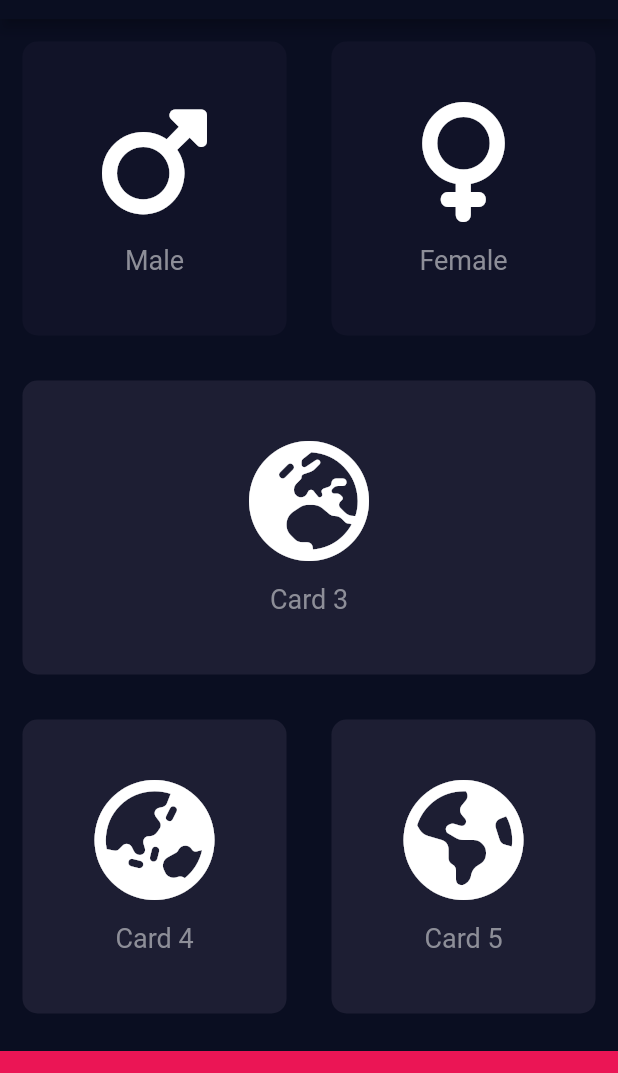
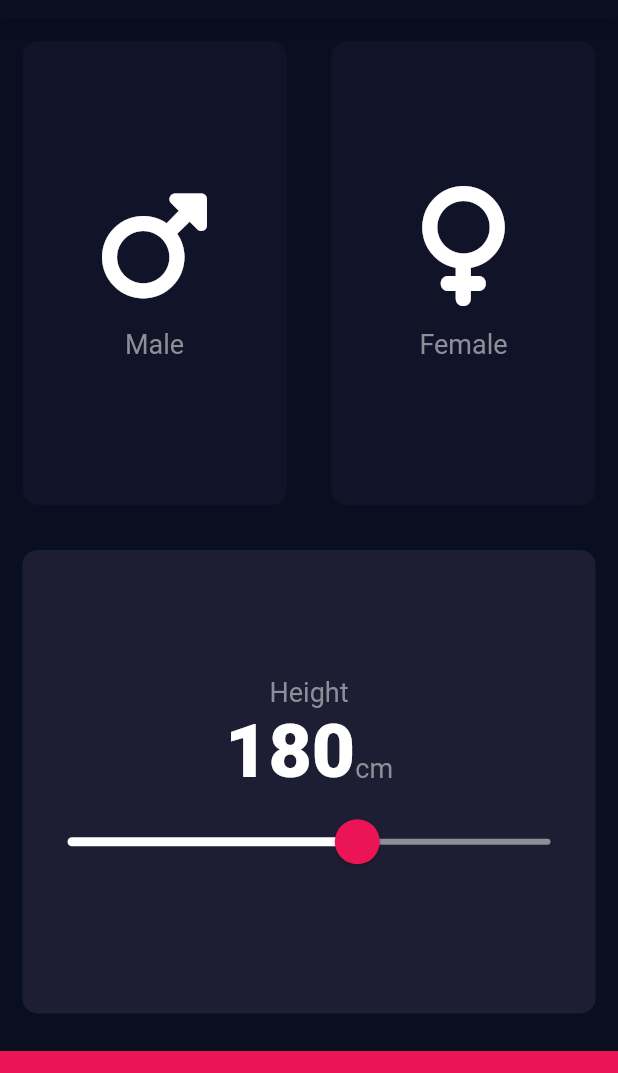
Before and after one commit to Lokie-codes/bmi_calculator_flutter, a Flutter app: the screen it shows after launch, on a phone screen of 412 x 824 dp, the part 65-1138 px from its top. Run offline on Flutter 3.47's test engine with Material 2 defaults, Android fonts, the phone set to English and light mode, and no system bars; our stand-ins replace font_awesome_flutter.

Commit message:
creating slider widget

```diff
--- /dev/null
+++ b/lib/constants.dart
@@ -0,0 +1,18 @@
+import 'package:flutter/material.dart';
+
+const kBottomContainerHeight = 80.0;
+const kActiveCardColor = Color(0xFF1D1E33);
+const kInactiveCardColor = Color(0xFF111328);
+const kActiveContainerColor = Color(0xFFEB1555);
+const kInActiveContainerColor = Color(0xFF8D8E98);
+
+const kLabelTextStyle = TextStyle(
+  fontSize: 18.0,
+  color: kInActiveContainerColor,
+);
+
+const kNumberStyle = TextStyle(
+                          fontSize: 50.0,
+                          fontWeight: FontWeight.w900,
+                        );
+enum GenderType { male, female, none }
--- a/lib/icon_content.dart
+++ b/lib/icon_content.dart
@@ -1,9 +1,5 @@
 import 'package:flutter/material.dart';
-
-const labelTextStyle = TextStyle(
-            fontSize: 18.0,
-            color: Color(0xFF8D8E98),
-          );
+import 'constants.dart';
 
 class IconContent extends StatelessWidget {
   final String label;
@@ -28,7 +24,7 @@ class IconContent extends StatelessWidget {
         ),
         Text(
           label,
-          style: labelTextStyle,
+          style: kLabelTextStyle,
         ),
       ],
     );
--- a/lib/input_page.dart
+++ b/lib/input_page.dart
@@ -2,13 +2,7 @@ import 'package:flutter/material.dart';
 import 'package:font_awesome_flutter/font_awesome_flutter.dart';
 import 'icon_content.dart';
 import 'reusable_card.dart';
-
-const bottomContainerHeight = 80.0;
-const activeCardColor = Color(0xFF1D1E33);
-const inactiveCardColor = Color(0xFF111328);
-const bottomContainerColor = Color(0xFFEB1555);
-
-enum GenderType { male, female, none }
+import 'constants.dart';
 
 class InputPage extends StatefulWidget {
   const InputPage({super.key});
@@ -19,6 +13,7 @@ class InputPage extends StatefulWidget {
 
 class _InputPageState extends State<InputPage> {
   GenderType selectedGender = GenderType.none;
+  int height = 180;
 
   @override
   Widget build(BuildContext context) {
@@ -29,88 +24,126 @@ class _InputPageState extends State<InputPage> {
         ),
       ),
       body: Column(
+        crossAxisAlignment: CrossAxisAlignment.stretch,
         children: [
           Expanded(
             child: Row(
               children: [
                 Expanded(
-                  child: GestureDetector(
-                    onTap: () => setState(() {
-                      selectedGender = GenderType.male;
-                    }),
                   child: ReusableCard(
                     colour: selectedGender == GenderType.male
-                          ? activeCardColor
-                          : inactiveCardColor,
+                        ? kActiveCardColor
+                        : kInactiveCardColor,
                     cardChild: const IconContent(
                       label: 'Male',
                       icon: FontAwesomeIcons.mars,
                     ),
-                    ),
+                    onPress: () {
+                      setState(() {
+                        selectedGender = GenderType.male;
+                      });
+                    },
                   ),
                 ),
                 Expanded(
-                  child: GestureDetector(
-                    onTap: () => setState(() {
-                      selectedGender = GenderType.female;
-                    }),
                   child: ReusableCard(
                     colour: selectedGender == GenderType.female
-                          ? activeCardColor
-                          : inactiveCardColor,
+                        ? kActiveCardColor
+                        : kInactiveCardColor,
                     cardChild: const IconContent(
                       label: 'Female',
                       icon: FontAwesomeIcons.venus,
                     ),
-                    ),
+                    onPress: () {
+                      setState(() {
+                        selectedGender = GenderType.female;
+                      });
+                    },
                   ),
                 ),
               ],
             ),
           ),
           Expanded(
-            child: Row(
-              children: const [
-                Expanded(
             child: ReusableCard(
-                    colour: activeCardColor,
-                    cardChild: IconContent(
-                      label: 'Card 3',
-                      icon: FontAwesomeIcons.earthEurope,
+              colour: kActiveCardColor,
+              cardChild: Column(
+                mainAxisAlignment: MainAxisAlignment.center,
+                children: [
+                  const Text(
+                    'Height',
+                    style: kLabelTextStyle,
+                  ),
+                  Row(
+                    mainAxisAlignment: MainAxisAlignment.center,
+                    crossAxisAlignment: CrossAxisAlignment.baseline,
+                    textBaseline: TextBaseline.alphabetic,
+                    children: [
+                      Text(
+                        '$height',
+                        style: kNumberStyle,
+                      ),
+                      const Text(
+                        'cm',
+                        style: kLabelTextStyle,
+                      )
+                    ],
+                  ),
+                  SliderTheme(
+                    data: SliderTheme.of(context).copyWith(
+                      thumbColor: kActiveContainerColor,
+                      inactiveTrackColor: kInActiveContainerColor,
+                      activeTrackColor: Colors.white,
+                      overlayColor: const Color(0x29EB1555),
+                      thumbShape:
+                          const RoundSliderThumbShape(enabledThumbRadius: 15.0),
+                      overlayShape:
+                          const RoundSliderOverlayShape(overlayRadius: 30.0),
+                    ),
+                    child: Slider(
+                      value: height.toDouble(),
+                      min: 120,
+                      max: 220,
+                      onChanged: (double newValue) {
+                        setState(() {
+                          height = newValue.round();
+                        });
+                      },
+                    ),
+                  )
+                ],
+              ),
+              onPress: () {},
             ),
           ),
-                ),
-              ],
-            ),
-          ),
-          Expanded(
-            child: Row(
-              children: const [
-                Expanded(
-                  child: ReusableCard(
-                    colour: activeCardColor,
-                    cardChild: IconContent(
-                      label: 'Card 4',
-                      icon: FontAwesomeIcons.earthAsia,
-                    ),
-                  ),
-                ),
-                Expanded(
-                  child: ReusableCard(
-                    colour: activeCardColor,
-                    cardChild: IconContent(
-                      label: 'Card 5',
-                      icon: FontAwesomeIcons.earthAmericas,
-                    ),
-                  ),
-                ),
-              ],
-            ),
-          ),
+          // Expanded(
+          //   child: Row(
+          //     children: const [
+          //       Expanded(
+          //         child: ReusableCard(
+          //           colour: activeCardColor,
+          //           cardChild: IconContent(
+          //             label: 'Card 4',
+          //             icon: FontAwesomeIcons.earthAsia,
+          //           ),
+          //         ),
+          //       ),
+          //       Expanded(
+          //         child: ReusableCard(
+          //           colour: activeCardColor,
+          //           cardChild: IconContent(
+          //             label: 'Card 5',
+          //             icon: FontAwesomeIcons.earthAmericas,
+          //           ),
+          //         ),
+          //       ),
+          //     ],
+          //   ),
+          // ),
           Container(
-            color: bottomContainerColor,
+            color: kActiveContainerColor,
             margin: const EdgeInsets.only(top: 10.0),
-            height: bottomContainerHeight,
+            height: kBottomContainerHeight,
             width: double.infinity,
           ),
         ],
--- a/lib/reusable_card.dart
+++ b/lib/reusable_card.dart
@@ -3,18 +3,22 @@ import 'package:flutter/material.dart';
 class ReusableCard extends StatelessWidget {
   final Color colour;
   final Widget cardChild;
+  final VoidCallback onPress;
   const ReusableCard(
-      {super.key, required this.colour, required this.cardChild});
+      {super.key, required this.colour, required this.cardChild, required this.onPress});
 
   @override
   Widget build(BuildContext context) {
-    return Container(
-      margin: const EdgeInsets.all(15.0),
-      decoration: BoxDecoration(
-        color: colour,
-        borderRadius: BorderRadius.circular(10),
+    return GestureDetector(
+      onTap: onPress,
+      child: Container(
+        margin: const EdgeInsets.all(15.0),
+        decoration: BoxDecoration(
+          color: colour,
+          borderRadius: BorderRadius.circular(10),
+        ),
+        child: cardChild,
       ),
-      child: cardChild,
     );
   }
 }
```
Lines whose indentation alone changed are shown as unchanged.
